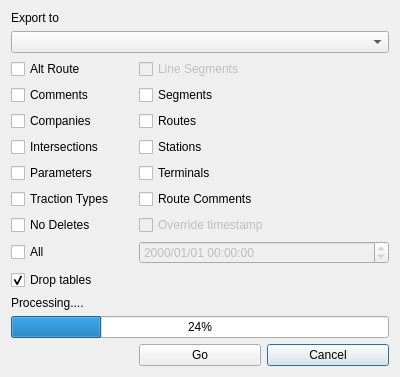
The window that mapper_app/ui/exportdlg.ui (allenck/mapper) describes before a commit, drawn with Qt 5.
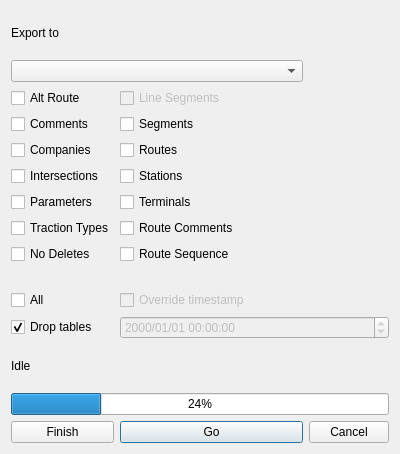
The same window after the commit.

Patch:
```diff
--- a/mapper_app/ui/exportdlg.ui
+++ b/mapper_app/ui/exportdlg.ui
@@ -7,47 +7,52 @@
     <x>0</x>
     <y>0</y>
     <width>400</width>
-    <height>343</height>
+    <height>454</height>
    </rect>
   </property>
   <property name="windowTitle">
    <string>Dialog</string>
   </property>
+  <property name="toolTip">
+   <string>&lt;html&gt;&lt;head/&gt;&lt;body&gt;&lt;p&gt;Select the target connection then select the tables which should be exported. Click on &lt;span style=&quot; font-style:italic;&quot;&gt;Go&lt;/span&gt; to export the data.&lt;/p&gt;&lt;/body&gt;&lt;/html&gt;</string>
+  </property>
+  <property name="modal">
+   <bool>false</bool>
+  </property>
   <layout class="QGridLayout" name="gridLayout">
-   <item row="8" column="1" colspan="2">
-    <widget class="QCheckBox" name="chkOverride">
-     <property name="enabled">
-      <bool>false</bool>
-     </property>
-     <property name="toolTip">
-      <string>Check to override timestamp</string>
-     </property>
-     <property name="text">
-      <string>Override timestamp</string>
-     </property>
-    </widget>
-   </item>
-   <item row="9" column="0">
+   <item row="10" column="0">
     <widget class="QCheckBox" name="chkAll">
+     <property name="toolTip">
+      <string>&lt;html&gt;&lt;head/&gt;&lt;body&gt;&lt;p&gt;Check to select all tables&lt;/p&gt;&lt;/body&gt;&lt;/html&gt;</string>
+     </property>
      <property name="text">
       <string>All</string>
      </property>
     </widget>
    </item>
-   <item row="3" column="1">
-    <widget class="QCheckBox" name="chkSegments">
-     <property name="text">
-      <string>Segments</string>
-     </property>
-    </widget>
-   </item>
    <item row="8" column="0">
     <widget class="QCheckBox" name="chkNoDelete">
+     <property name="toolTip">
+      <string>&lt;html&gt;&lt;head/&gt;&lt;body&gt;&lt;p&gt;If checked, no deletes will be performed.&lt;/p&gt;&lt;/body&gt;&lt;/html&gt;</string>
+     </property>
      <property name="text">
       <string>No Deletes</string>
      </property>
     </widget>
    </item>
+   <item row="11" column="1" colspan="2">
+    <widget class="QDateTimeEdit" name="exportDate">
+     <property name="enabled">
+      <bool>false</bool>
+     </property>
+     <property name="toolTip">
+      <string>Export all data after this time</string>
+     </property>
+     <property name="displayFormat">
+      <string>yyyy/MM/dd hh:mm:ss</string>
+     </property>
+    </widget>
+   </item>
    <item row="2" column="0">
     <widget class="QCheckBox" name="chkAltRoute">
      <property name="text">
@@ -55,27 +60,6 @@
      </property>
     </widget>
    </item>
-   <item row="6" column="1">
-    <widget class="QCheckBox" name="chkTerminals">
-     <property name="text">
-      <string>Terminals</string>
-     </property>
-    </widget>
-   </item>
-   <item row="7" column="0">
-    <widget class="QCheckBox" name="chkTractionTypes">
-     <property name="text">
-      <string>Traction Types</string>
-     </property>
-    </widget>
-   </item>
-   <item row="0" column="0" colspan="2">
-    <widget class="QLabel" name="label">
-     <property name="text">
-      <string>Export to </string>
-     </property>
-    </widget>
-   </item>
    <item row="5" column="1">
     <widget class="QCheckBox" name="chkStations">
      <property name="text">
@@ -83,13 +67,6 @@
      </property>
     </widget>
    </item>
-   <item row="6" column="0">
-    <widget class="QCheckBox" name="chkParameters">
-     <property name="text">
-      <string>Parameters</string>
-     </property>
-    </widget>
-   </item>
    <item row="4" column="0">
     <widget class="QCheckBox" name="chkCompanies">
      <property name="text">
@@ -97,6 +74,108 @@
      </property>
     </widget>
    </item>
+   <item row="6" column="0">
+    <widget class="QCheckBox" name="chkParameters">
+     <property name="text">
+      <string>Parameters</string>
+     </property>
+    </widget>
+   </item>
+   <item row="14" column="1">
+    <widget class="QPushButton" name="btnGo">
+     <property name="toolTip">
+      <string>&lt;html&gt;&lt;head/&gt;&lt;body&gt;&lt;p&gt;Click to start exporting the selected tables&lt;/p&gt;&lt;/body&gt;&lt;/html&gt;</string>
+     </property>
+     <property name="text">
+      <string>Go</string>
+     </property>
+    </widget>
+   </item>
+   <item row="7" column="0">
+    <widget class="QCheckBox" name="chkTractionTypes">
+     <property name="text">
+      <string>Traction Types</string>
+     </property>
+    </widget>
+   </item>
+   <item row="8" column="1">
+    <widget class="QCheckBox" name="chkRouteSeq">
+     <property name="text">
+      <string>Route Sequence</string>
+     </property>
+    </widget>
+   </item>
+   <item row="12" column="0">
+    <widget class="QLabel" name="lblHelp">
+     <property name="toolTip">
+      <string>&lt;html&gt;&lt;head/&gt;&lt;body&gt;&lt;p&gt;&lt;br/&gt;&lt;/p&gt;&lt;/body&gt;&lt;/html&gt;</string>
+     </property>
+     <property name="text">
+      <string>Idle</string>
+     </property>
+    </widget>
+   </item>
+   <item row="11" column="0">
+    <widget class="QCheckBox" name="chkDrop">
+     <property name="toolTip">
+      <string>&lt;html&gt;&lt;head/&gt;&lt;body&gt;&lt;p&gt;If checked, target tables will be dropped and re-created. &lt;/p&gt;&lt;/body&gt;&lt;/html&gt;</string>
+     </property>
+     <property name="text">
+      <string>Drop tables</string>
+     </property>
+     <property name="checked">
+      <bool>true</bool>
+     </property>
+    </widget>
+   </item>
+   <item row="2" column="1">
+    <widget class="QCheckBox" name="chkLineSegments">
+     <property name="enabled">
+      <bool>false</bool>
+     </property>
+     <property name="text">
+      <string>Line Segments</string>
+     </property>
+    </widget>
+   </item>
+   <item row="3" column="1">
+    <widget class="QCheckBox" name="chkSegments">
+     <property name="text">
+      <string>Segments</string>
+     </property>
+    </widget>
+   </item>
+   <item row="6" column="1">
+    <widget class="QCheckBox" name="chkTerminals">
+     <property name="text">
+      <string>Terminals</string>
+     </property>
+    </widget>
+   </item>
+   <item row="4" column="1">
+    <widget class="QCheckBox" name="chkRoutes">
+     <property name="text">
+      <string>Routes</string>
+     </property>
+    </widget>
+   </item>
+   <item row="14" column="2">
+    <widget class="QPushButton" name="btnCancel">
+     <property name="text">
+      <string>Cancel</string>
+     </property>
+    </widget>
+   </item>
+   <item row="14" column="0">
+    <widget class="QPushButton" name="btnFinish">
+     <property name="toolTip">
+      <string>&lt;html&gt;&lt;head/&gt;&lt;body&gt;&lt;p&gt;Click to stop the export.&lt;/p&gt;&lt;/body&gt;&lt;/html&gt;</string>
+     </property>
+     <property name="text">
+      <string>Finish</string>
+     </property>
+    </widget>
+   </item>
    <item row="5" column="0">
     <widget class="QCheckBox" name="chkIntersections">
      <property name="text">
@@ -104,6 +183,26 @@
      </property>
     </widget>
    </item>
+   <item row="10" column="1" colspan="2">
+    <widget class="QCheckBox" name="chkOverride">
+     <property name="enabled">
+      <bool>false</bool>
+     </property>
+     <property name="toolTip">
+      <string>Check to override timestamp</string>
+     </property>
+     <property name="text">
+      <string>Override timestamp</string>
+     </property>
+    </widget>
+   </item>
+   <item row="1" column="0" colspan="2">
+    <widget class="QComboBox" name="cbConnections">
+     <property name="toolTip">
+      <string>&lt;html&gt;&lt;head/&gt;&lt;body&gt;&lt;p&gt;Select the connection to the target database.&lt;/p&gt;&lt;/body&gt;&lt;/html&gt;</string>
+     </property>
+    </widget>
+   </item>
    <item row="7" column="1" colspan="2">
     <widget class="QCheckBox" name="chkRouteComments">
      <property name="text">
@@ -111,10 +210,10 @@
      </property>
     </widget>
    </item>
-   <item row="4" column="1">
-    <widget class="QCheckBox" name="chkRoutes">
+   <item row="0" column="0">
+    <widget class="QLabel" name="label">
      <property name="text">
-      <string>Routes</string>
+      <string>Export to </string>
      </property>
     </widget>
    </item>
@@ -125,73 +224,26 @@
      </property>
     </widget>
    </item>
-   <item row="13" column="2">
-    <widget class="QPushButton" name="btnCancel">
-     <property name="text">
-      <string>Cancel</string>
+   <item row="9" column="1">
+    <spacer name="horizontalSpacer">
+     <property name="orientation">
+      <enum>Qt::Horizontal</enum>
      </property>
-    </widget>
+     <property name="sizeHint" stdset="0">
+      <size>
+       <width>40</width>
+       <height>20</height>
+      </size>
+     </property>
+    </spacer>
    </item>
-   <item row="12" column="0" colspan="3">
+   <item row="13" column="0" colspan="3">
     <widget class="QProgressBar" name="progressBar">
      <property name="value">
       <number>24</number>
      </property>
     </widget>
    </item>
-   <item row="13" column="1">
-    <widget class="QPushButton" name="btnGo">
-     <property name="text">
-      <string>Go</string>
-     </property>
-    </widget>
-   </item>
-   <item row="1" column="0" colspan="3">
-    <widget class="QComboBox" name="cbConnections"/>
-   </item>
-   <item row="2" column="1" colspan="2">
-    <widget class="QCheckBox" name="chkLineSegments">
-     <property name="enabled">
-      <bool>false</bool>
-     </property>
-     <property name="text">
-      <string>Line Segments</string>
-     </property>
-    </widget>
-   </item>
-   <item row="9" column="1" colspan="2">
-    <widget class="QDateTimeEdit" name="exportDate">
-     <property name="enabled">
-      <bool>false</bool>
-     </property>
-     <property name="toolTip">
-      <string>Export all data after this time</string>
-     </property>
-     <property name="displayFormat">
-      <string>yyyy/MM/dd hh:mm:ss</string>
-     </property>
-    </widget>
-   </item>
-   <item row="11" column="0" colspan="3">
-    <widget class="QLabel" name="lblHelp">
-     <property name="text">
-      <string>Processing....</string>
-     </property>
-    </widget>
-   </item>
-   <item row="10" column="0">
-    <widget class="QCheckBox" name="chkDrop">
-     <property name="toolTip">
-      <string>If checked, target table will be dropped and re-created. </string>
-     </property>
-     <property name="text">
-      <string>Drop tables</string>
-     </property>
-     <property name="checked">
-      <bool>true</bool>
-     </property>
-    </widget>
-   </item>
   </layout>
  </widget>
  <resources/>
```
